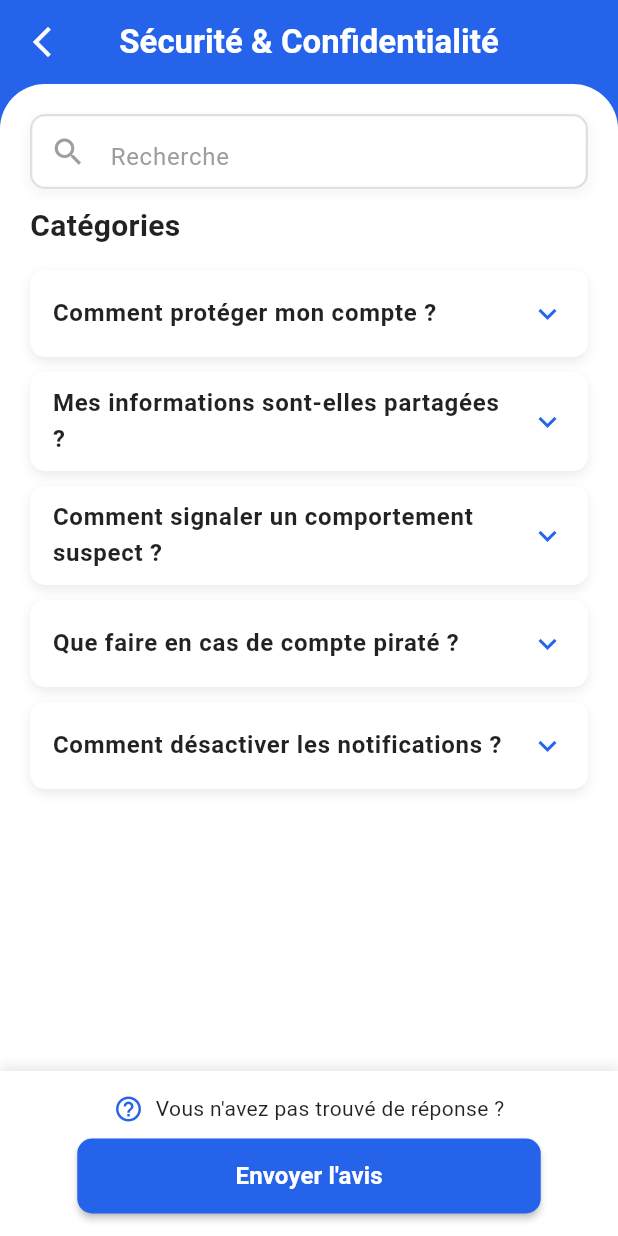
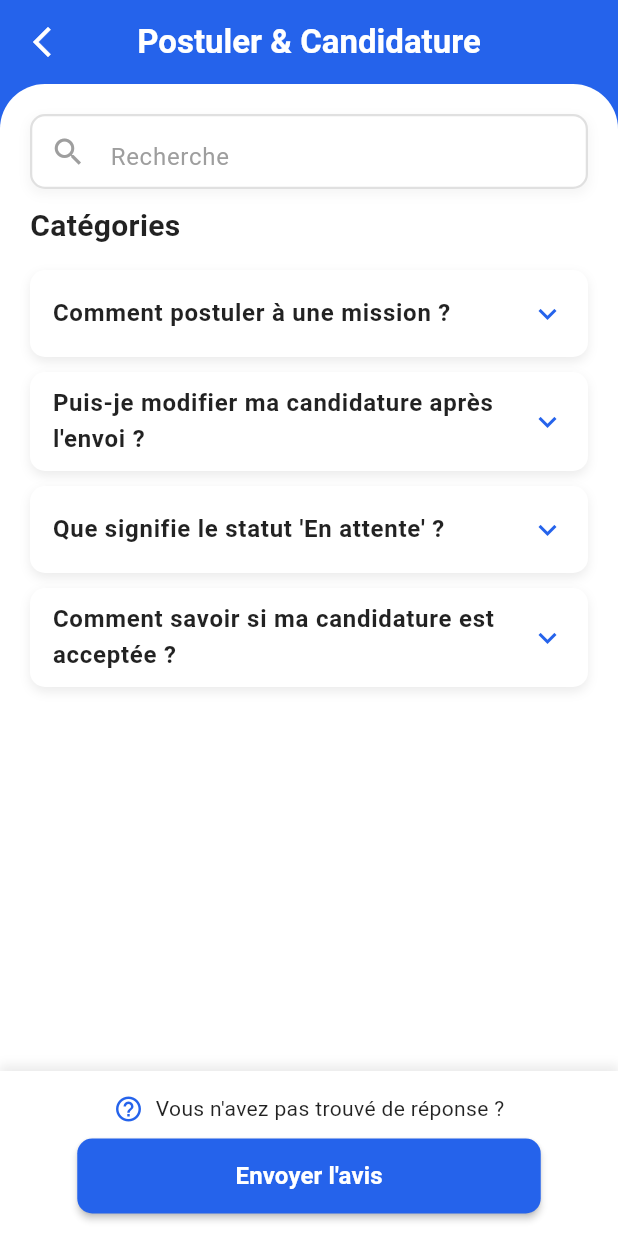
Before and after one commit to Tji-Teliman/tji_teliman_mobile, a Flutter app: the screen it shows after launch, on a phone screen of 412 x 824 dp. Run offline on Flutter 3.47's test engine with Material 3 defaults, Android fonts, the phone set to English and light mode, and no system bars; our stand-ins replace google_fonts, google_maps_flutter.

Commit message:
feat: ajout de la page faq_postuler_et_candidature

```diff
--- a/lib/main.dart
+++ b/lib/main.dart
@@ -9,6 +9,7 @@ import 'package:tji_teliman_mobile/screens/screens_jeunes/historique_litige.dart
 import 'package:tji_teliman_mobile/screens/screens_jeunes/historique_paiement.dart';
 import 'package:tji_teliman_mobile/screens/screens_jeunes/liste_litige.dart';
 import 'package:tji_teliman_mobile/screens/screens_jeunes/noter_recruteur.dart';
+import 'package:tji_teliman_mobile/screens/screens_jeunes/postuler_et_candidature.dart';
 import 'package:tji_teliman_mobile/screens/screens_jeunes/signaler_mission.dart';
 import 'package:tji_teliman_mobile/screens/screens_jeunes/signaler_screen.dart';
 import 'screens/splash_screen.dart';
@@ -41,7 +42,7 @@ class MyApp extends StatelessWidget {
         useMaterial3: true,
       ),
       // L'écran de démarrage est défini ici
-      home: const FaqSecurity(),
+      home: const PostulerEtCandidature(),
       debugShowCheckedModeBanner: false,
     );
   }
--- /dev/null
+++ b/lib/screens/screens_jeunes/postuler_et_candidature.dart
@@ -0,0 +1,280 @@
+import 'package:flutter/material.dart';
+
+
+class PostulerEtCandidature extends StatelessWidget {
+  const PostulerEtCandidature({super.key});
+
+  @override
+  Widget build(BuildContext context) {
+    return MaterialApp(
+      title: 'FAQ Postuler & Candidature',
+      theme: ThemeData(
+        primarySwatch: Colors.blue,
+        useMaterial3: true,
+      ),
+      home: const FaqApplicationScreen(),
+      debugShowCheckedModeBanner: false,
+    );
+  }
+}
+
+// Définition des couleurs personnalisées
+const Color customBlue = Color(0xFF2563EB); // Bleu foncé de la barre d'App et boutons
+const Color lightBlueButton = Color(0xFFE3F2FD); // Couleur de fond pour les cartes
+
+// Modèle pour les questions/réponses FAQ
+class FaqItem {
+  final String question;
+  final String answer;
+
+  const FaqItem({required this.question, required this.answer});
+}
+
+class FaqApplicationScreen extends StatelessWidget {
+  const FaqApplicationScreen({super.key});
+
+  // Données spécifiques à la FAQ Postuler & Candidature
+  final List<FaqItem> faqItems = const [
+    FaqItem(
+      question: "Comment postuler à une mission ?",
+      answer: "Allez à la section \"Missions\", sélectionnez la mission qui vous intéresse, et cliquez sur le bouton \"Postuler\". Assurez-vous que votre profil est complet et à jour !",
+    ),
+    FaqItem(
+      question: "Puis-je modifier ma candidature après l'envoi ?",
+      answer: "Non, une fois envoyée, une candidature est définitive. Vous pouvez cependant contacter le recruteur via la messagerie intégrée pour fournir des informations supplémentaires ou clarifier votre profil.",
+    ),
+    FaqItem(
+      question: "Que signifie le statut 'En attente' ?",
+      answer: "Le recruteur a bien reçu votre candidature et est en train de l'examiner. Il compare votre profil avec celui des autres candidats. Ce statut peut durer de quelques heures à 48 heures maximum.",
+    ),
+    FaqItem(
+      question: "Comment savoir si ma candidature est acceptée ?",
+      answer: "Vous recevrez une notification immédiate  dans l'application si votre candidature est acceptée. Le statut de la mission passera à 'Accepté' dans votre tableau de bord.",
+    ),
+
+  ];
+
+  @override
+  Widget build(BuildContext context) {
+    return Scaffold(
+      backgroundColor: customBlue,
+      appBar: AppBar(
+        backgroundColor: customBlue,
+        elevation: 0,
+        leading: IconButton(
+          icon: const Icon(Icons.arrow_back_ios_new, color: Colors.white),
+          onPressed: () {
+            // Logique de retour
+          },
+        ),
+        title: const Text(
+          'Postuler & Candidature',
+          style: TextStyle(color: Colors.white, fontWeight: FontWeight.w600),
+        ),
+        centerTitle: true,
+      ),
+
+      body: Column(
+        children: <Widget>[
+          Expanded(
+            child: Container(
+              width: double.infinity,
+              decoration: const BoxDecoration(
+                color: Colors.white,
+                borderRadius: BorderRadius.vertical(top: Radius.circular(30.0)),
+              ),
+              child: Stack(
+                children: [
+                  SingleChildScrollView(
+                    padding: const EdgeInsets.fromLTRB(20.0, 80.0, 20.0, 20.0), // Padding pour laisser l'espace à la barre de recherche
+                    child: Column(
+                      crossAxisAlignment: CrossAxisAlignment.start,
+                      children: <Widget>[
+                        const Text(
+                          'Catégories',
+                          style: TextStyle(
+                            fontWeight: FontWeight.bold,
+                            fontSize: 20,
+                            color: Colors.black87,
+                          ),
+                        ),
+                        const SizedBox(height: 15),
+
+                        // --- Liste des questions/réponses FAQ ---
+                        // Enveloppé dans un Theme pour supprimer les séparateurs de l'ExpansionTile
+                        Theme(
+                          data: Theme.of(context).copyWith(
+                            dividerColor: Colors.transparent, // Méthode pour enlever la ligne de séparation
+                          ),
+                          child: Column(
+                            children: faqItems.map((item) {
+                              return FaqExpansionTile(faqItem: item);
+                            }).toList(),
+                          ),
+                        ),
+
+                        const SizedBox(height: 100), // Espace pour le bouton en bas
+                      ],
+                    ),
+                  ),
+
+                  // --- Barre de Recherche (positionnée en haut) ---
+                  Positioned(
+                    top: 20,
+                    left: 20,
+                    right: 20,
+                    child: Container(
+                      height: 50,
+                      decoration: BoxDecoration(
+                        color: Colors.white, // Fond blanc
+                        borderRadius: BorderRadius.circular(10.0), // Coins arrondis
+                        border: Border.all(color: Colors.grey.shade300, width: 1.5), // Bordure légère
+                        boxShadow: [ // Ombre pour l'effet "joli"
+                          BoxShadow(
+                            color: Colors.grey.withOpacity(0.1),
+                            spreadRadius: 1,
+                            blurRadius: 5,
+                            offset: const Offset(0, 3),
+                          ),
+                        ],
+                      ),
+                      child: const TextField(
+                        decoration: InputDecoration(
+                          hintText: 'Recherche',
+                          hintStyle: TextStyle(color: Colors.grey),
+                          prefixIcon: Icon(Icons.search, color: Colors.grey),
+                          // Suppression du trait/bordure lors du focus
+                          border: InputBorder.none,
+                          focusedBorder: InputBorder.none,
+                          enabledBorder: InputBorder.none,
+                          errorBorder: InputBorder.none,
+                          disabledBorder: InputBorder.none,
+                          contentPadding: EdgeInsets.only(top: 15),
+                        ),
+                        style: TextStyle(fontSize: 16),
+                      ),
+                    ),
+                  ),
+                ],
+              ),
+            ),
+          ),
+
+          // --- Bouton en bas de l'écran (Sticky Footer) ---
+          Container(
+            padding: const EdgeInsets.symmetric(horizontal: 20.0, vertical: 15.0),
+            decoration: BoxDecoration(
+              color: Colors.white,
+              boxShadow: [
+                BoxShadow(
+                  color: Colors.grey.withOpacity(0.2),
+                  spreadRadius: 1,
+                  blurRadius: 5,
+                  offset: const Offset(0, -3),
+                ),
+              ],
+            ),
+            child: Column(
+              children: [
+                Row(
+                  mainAxisAlignment: MainAxisAlignment.center,
+                  children: [
+                    Icon(Icons.help_outline, color: customBlue, size: 20),
+                    const SizedBox(width: 8),
+                    const Text(
+                      "Vous n'avez pas trouvé de réponse ?",
+                      style: TextStyle(fontSize: 14, color: Colors.black87),
+                    ),
+                  ],
+                ),
+                const SizedBox(height: 10),
+                // Centrage et réduction de la largeur du bouton
+                Center(
+                  child: SizedBox(
+                    width: MediaQuery.of(context).size.width * 0.75, // Réduit à 75% de la largeur de l'écran
+                    child: ElevatedButton(
+                      onPressed: () {
+                        ScaffoldMessenger.of(context).showSnackBar(
+                          const SnackBar(content: Text("Ouverture du formulaire pour Envoyer l'avis"))
+                        );
+                      },
+                      style: ElevatedButton.styleFrom(
+                        backgroundColor: customBlue,
+                        minimumSize: const Size(double.infinity, 50),
+                        shape: RoundedRectangleBorder(borderRadius: BorderRadius.circular(10)),
+                        elevation: 2,
+                      ),
+                      child: const Text(
+                        "Envoyer l'avis",
+                        style: TextStyle(color: Colors.white, fontWeight: FontWeight.bold, fontSize: 16),
+                      ),
+                    ),
+                  ),
+                ),
+              ],
+            ),
+          ),
+        ],
+      ),
+    );
+  }
+}
+
+// Widget de question/réponse avec ExpansionTile
+class FaqExpansionTile extends StatelessWidget {
+  final FaqItem faqItem;
+
+  const FaqExpansionTile({super.key, required this.faqItem});
+
+  @override
+  Widget build(BuildContext context) {
+    // Le Container englobant permet d'ajouter le style de carte
+    return Container(
+      margin: const EdgeInsets.only(bottom: 10),
+      decoration: BoxDecoration(
+        color: Colors.white,
+        borderRadius: BorderRadius.circular(10),
+        boxShadow: [
+          BoxShadow(
+            // Ombre plus visible pour compenser l'absence de bordure
+            color: Colors.grey.withOpacity(0.2),
+            spreadRadius: 0, // Ajustement pour une ombre plus douce
+            blurRadius: 5,
+            offset: const Offset(0, 3),
+          ),
+        ],
+      ),
+      child: ExpansionTile(
+        tilePadding: const EdgeInsets.symmetric(horizontal: 15, vertical: 0),
+        childrenPadding: const EdgeInsets.symmetric(horizontal: 15).copyWith(bottom: 15),
+
+        // Titre (Question)
+        title: Text(
+          faqItem.question,
+          style: const TextStyle(
+            fontWeight: FontWeight.w600,
+            fontSize: 16,
+            color: Colors.black87,
+          ),
+        ),
+
+        // Icône de l'ExpansionTile (flèche Haut/Bas)
+        iconColor: customBlue,
+        collapsedIconColor: customBlue,
+
+        // Contenu (Réponse)
+        children: <Widget>[
+          Text(
+            faqItem.answer,
+            style: TextStyle(
+              fontSize: 14,
+              color: Colors.grey.shade700,
+              height: 1.5,
+            ),
+            textAlign: TextAlign.justify, // Permet d'aligner le texte des réponses pour une meilleure lisibilité
+          ),
+        ],
+      ),
+    );
+  }
+}
```
